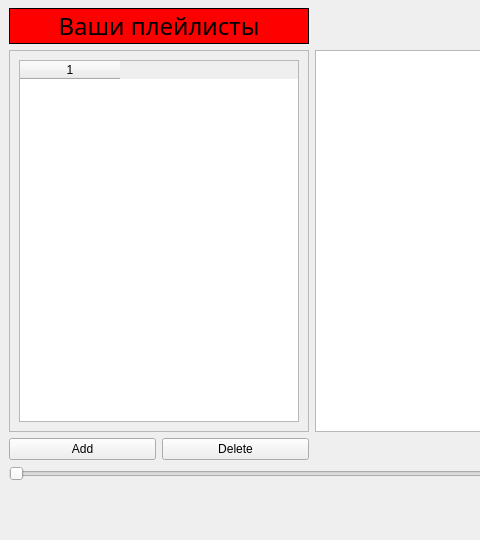
Old version of the form mainwindow.ui in the repository ArturBobotcko/Practice_Project; both pictures show x 0 to 480 and y 88 to 628 of the 1402 by 628 pixel window.
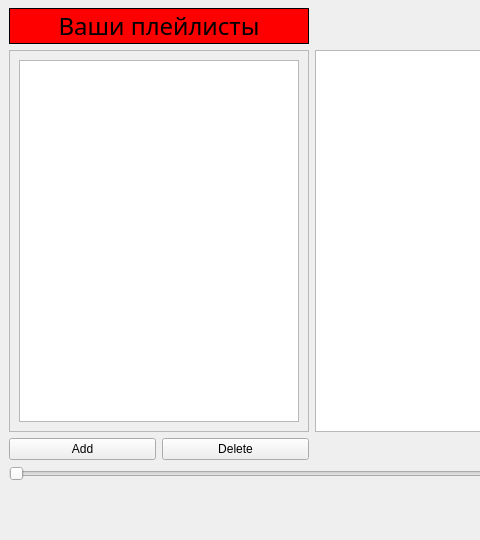
New version of the form. Icons and pictures are not drawn.

Commit message: Добавил реализацию вставки списка плейлистов в форму окна

What changed in the file:
```diff
--- a/mainwindow.ui
+++ b/mainwindow.ui
@@ -126,9 +126,8 @@
          <item>
           <widget class="QTableWidget" name="tableWidget_list">
            <property name="columnCount">
-            <number>1</number>
+            <number>0</number>
            </property>
-           <column/>
           </widget>
          </item>
         </layout>
```
Left out of the diff: 4 changed lines with no effect on the pictures. The commit also changes 5 other files.
